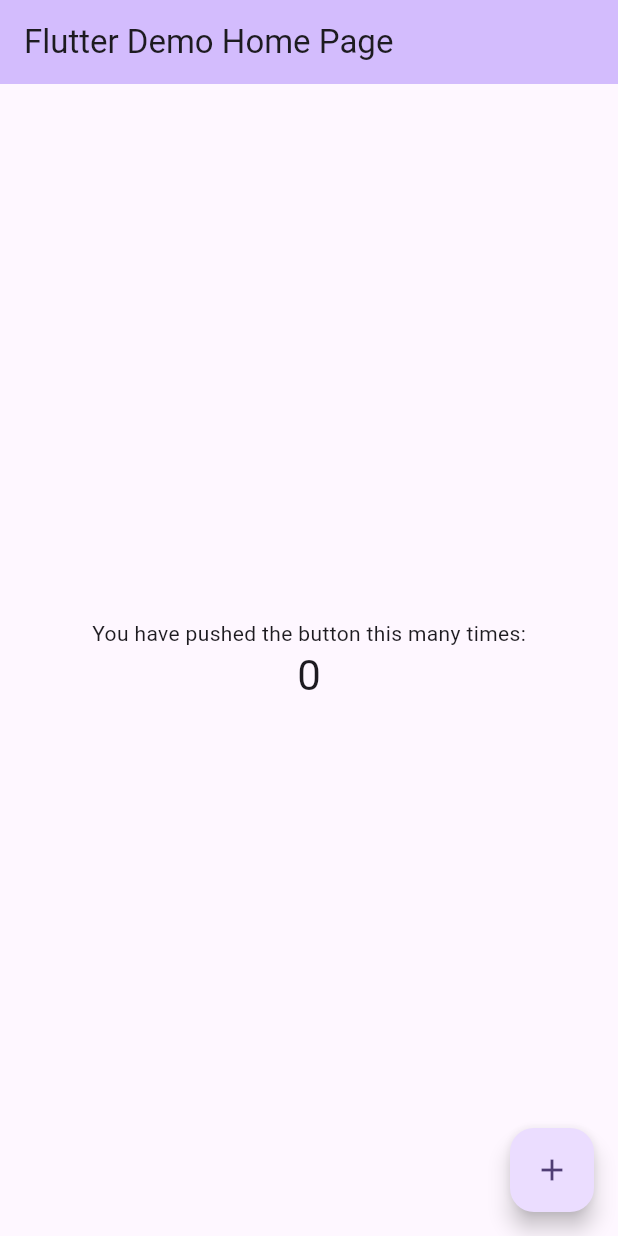
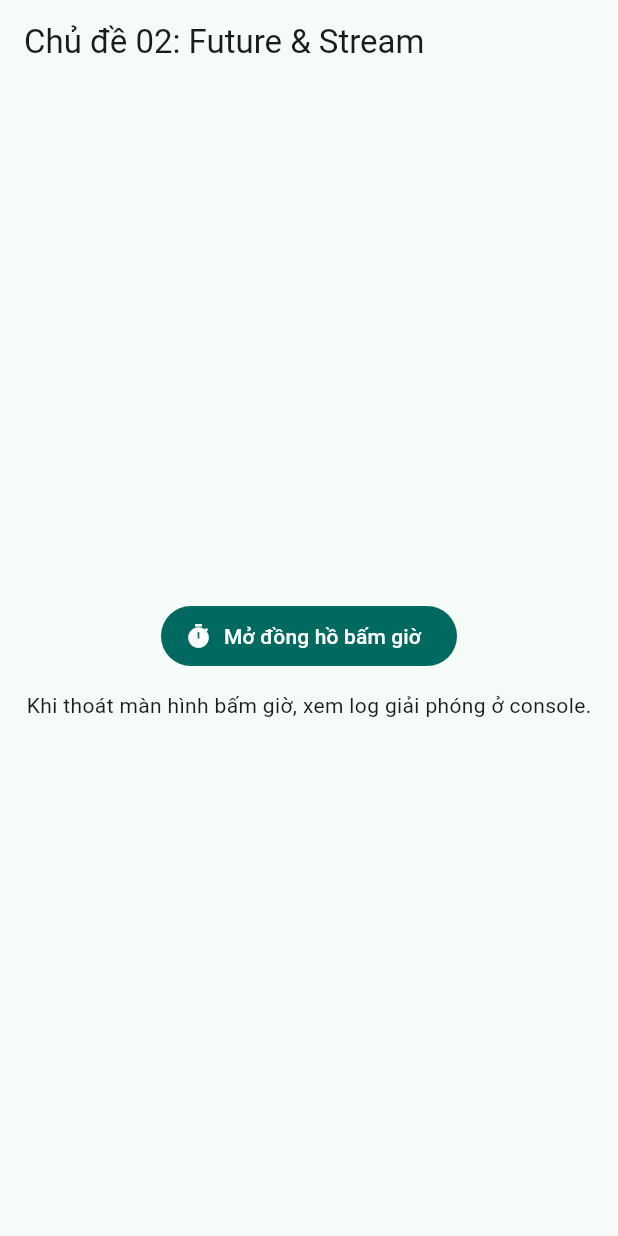
Before and after one commit to nguyenbui220905-rgb/Bat_dong_bo_future_va_Stream, a Flutter app: the screen it shows after launch, on a phone screen of 412 x 824 dp. Run offline on Flutter 3.47's test engine with Material 3 defaults, Android fonts, the phone set to English and light mode, and no system bars.

Commit message:
feat: thêm màn hình bấm giờ dùng StreamBuilder, giải phóng trong dispose

```diff
--- /dev/null
+++ b/lib/app.dart
@@ -0,0 +1,17 @@
+import 'package:flutter/material.dart';
+
+import 'screens/home_screen.dart';
+
+class DemoApp extends StatelessWidget {
+  const DemoApp({super.key});
+
+  @override
+  Widget build(BuildContext context) {
+    return MaterialApp(
+      title: 'Đồng hồ bấm giờ',
+      debugShowCheckedModeBanner: false,
+      theme: ThemeData(colorSchemeSeed: Colors.teal, useMaterial3: true),
+      home: const HomeScreen(),
+    );
+  }
+}
--- a/lib/main.dart
+++ b/lib/main.dart
@@ -1,122 +1,5 @@
 import 'package:flutter/material.dart';
 
-void main() {
-  runApp(const MyApp());
-}
+import 'app.dart';
 
-class MyApp extends StatelessWidget {
-  const MyApp({super.key});
-
-  // This widget is the root of your application.
-  @override
-  Widget build(BuildContext context) {
-    return MaterialApp(
-      title: 'Flutter Demo',
-      theme: ThemeData(
-        // This is the theme of your application.
-        //
-        // TRY THIS: Try running your application with "flutter run". You'll see
-        // the application has a purple toolbar. Then, without quitting the app,
-        // try changing the seedColor in the colorScheme below to Colors.green
-        // and then invoke "hot reload" (save your changes or press the "hot
-        // reload" button in a Flutter-supported IDE, or press "r" if you used
-        // the command line to start the app).
-        //
-        // Notice that the counter didn't reset back to zero; the application
-        // state is not lost during the reload. To reset the state, use hot
-        // restart instead.
-        //
-        // This works for code too, not just values: Most code changes can be
-        // tested with just a hot reload.
-        colorScheme: .fromSeed(seedColor: Colors.deepPurple),
-      ),
-      home: const MyHomePage(title: 'Flutter Demo Home Page'),
-    );
-  }
-}
-
-class MyHomePage extends StatefulWidget {
-  const MyHomePage({super.key, required this.title});
-
-  // This widget is the home page of your application. It is stateful, meaning
-  // that it has a State object (defined below) that contains fields that affect
-  // how it looks.
-
-  // This class is the configuration for the state. It holds the values (in this
-  // case the title) provided by the parent (in this case the App widget) and
-  // used by the build method of the State. Fields in a Widget subclass are
-  // always marked "final".
-
-  final String title;
-
-  @override
-  State<MyHomePage> createState() => _MyHomePageState();
-}
-
-class _MyHomePageState extends State<MyHomePage> {
-  int _counter = 0;
-
-  void _incrementCounter() {
-    setState(() {
-      // This call to setState tells the Flutter framework that something has
-      // changed in this State, which causes it to rerun the build method below
-      // so that the display can reflect the updated values. If we changed
-      // _counter without calling setState(), then the build method would not be
-      // called again, and so nothing would appear to happen.
-      _counter++;
-    });
-  }
-
-  @override
-  Widget build(BuildContext context) {
-    // This method is rerun every time setState is called, for instance as done
-    // by the _incrementCounter method above.
-    //
-    // The Flutter framework has been optimized to make rerunning build methods
-    // fast, so that you can just rebuild anything that needs updating rather
-    // than having to individually change instances of widgets.
-    return Scaffold(
-      appBar: AppBar(
-        // TRY THIS: Try changing the color here to a specific color (to
-        // Colors.amber, perhaps?) and trigger a hot reload to see the AppBar
-        // change color while the other colors stay the same.
-        backgroundColor: Theme.of(context).colorScheme.inversePrimary,
-        // Here we take the value from the MyHomePage object that was created by
-        // the App.build method, and use it to set our appbar title.
-        title: Text(widget.title),
-      ),
-      body: Center(
-        // Center is a layout widget. It takes a single child and positions it
-        // in the middle of the parent.
-        child: Column(
-          // Column is also a layout widget. It takes a list of children and
-          // arranges them vertically. By default, it sizes itself to fit its
-          // children horizontally, and tries to be as tall as its parent.
-          //
-          // Column has various properties to control how it sizes itself and
-          // how it positions its children. Here we use mainAxisAlignment to
-          // center the children vertically; the main axis here is the vertical
-          // axis because Columns are vertical (the cross axis would be
-          // horizontal).
-          //
-          // TRY THIS: Invoke "debug painting" (choose the "Toggle Debug Paint"
-          // action in the IDE, or press "p" in the console), to see the
-          // wireframe for each widget.
-          mainAxisAlignment: .center,
-          children: [
-            const Text('You have pushed the button this many times:'),
-            Text(
-              '$_counter',
-              style: Theme.of(context).textTheme.headlineMedium,
-            ),
-          ],
-        ),
-      ),
-      floatingActionButton: FloatingActionButton(
-        onPressed: _incrementCounter,
-        tooltip: 'Increment',
-        child: const Icon(Icons.add),
-      ),
-    );
-  }
-}
+void main() => runApp(const DemoApp());
--- /dev/null
+++ b/lib/screens/home_screen.dart
@@ -0,0 +1,35 @@
+import 'package:flutter/material.dart';
+
+import 'stopwatch_screen.dart';
+
+/// Màn hình chính: mở rồi thoát màn hình bấm giờ để kiểm tra việc giải phóng.
+class HomeScreen extends StatelessWidget {
+  const HomeScreen({super.key});
+
+  @override
+  Widget build(BuildContext context) {
+    return Scaffold(
+      appBar: AppBar(title: const Text('Chủ đề 02: Future & Stream')),
+      body: Center(
+        child: Column(
+          mainAxisSize: MainAxisSize.min,
+          children: [
+            FilledButton.icon(
+              icon: const Icon(Icons.timer),
+              label: const Text('Mở đồng hồ bấm giờ'),
+              onPressed: () => Navigator.of(context).push(
+                MaterialPageRoute<void>(
+                  builder: (_) => const StopwatchScreen(),
+                ),
+              ),
+            ),
+            const SizedBox(height: 12),
+            const Text(
+              'Khi thoát màn hình bấm giờ, xem log giải phóng ở console.',
+            ),
+          ],
+        ),
+      ),
+    );
+  }
+}
```
Also changed, not shown: lib/screens/stopwatch_screen.dart (added, +64 -0 lines).
